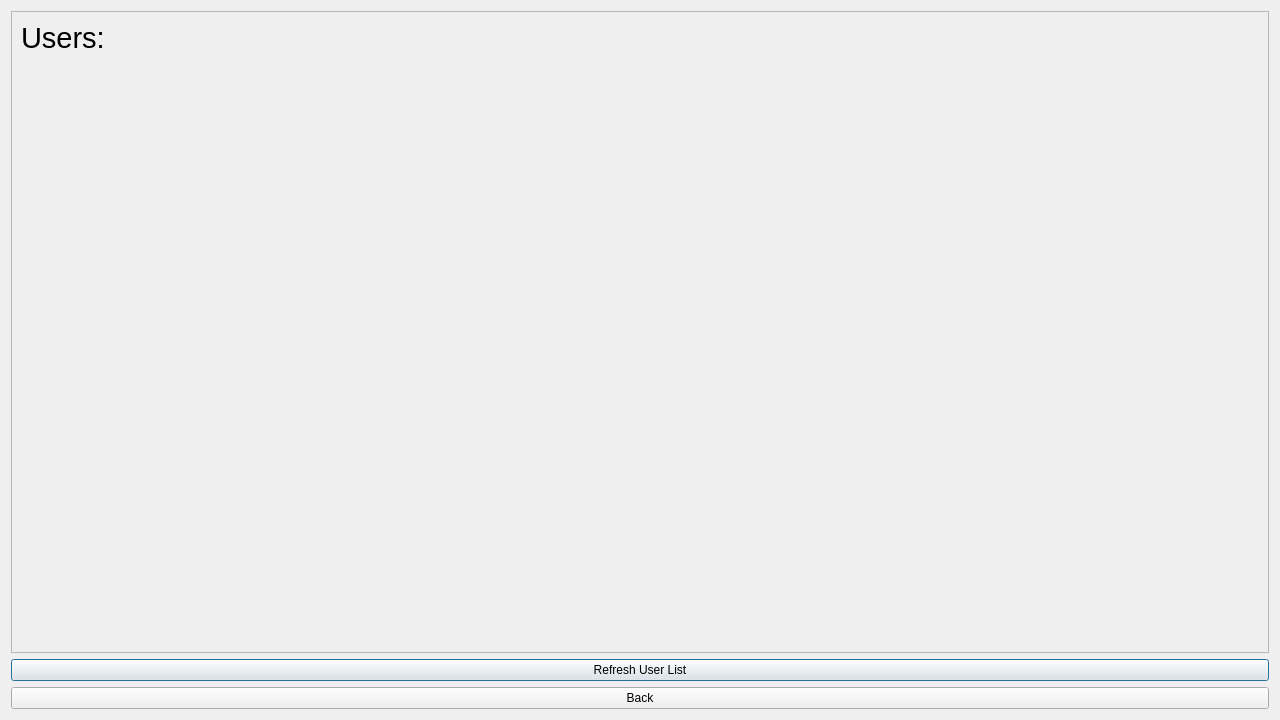
Before: the Qt Designer form Ds_project/listusers.ui in mohamed-khalid-gamal/Ds_Project, drawn with Qt 5.
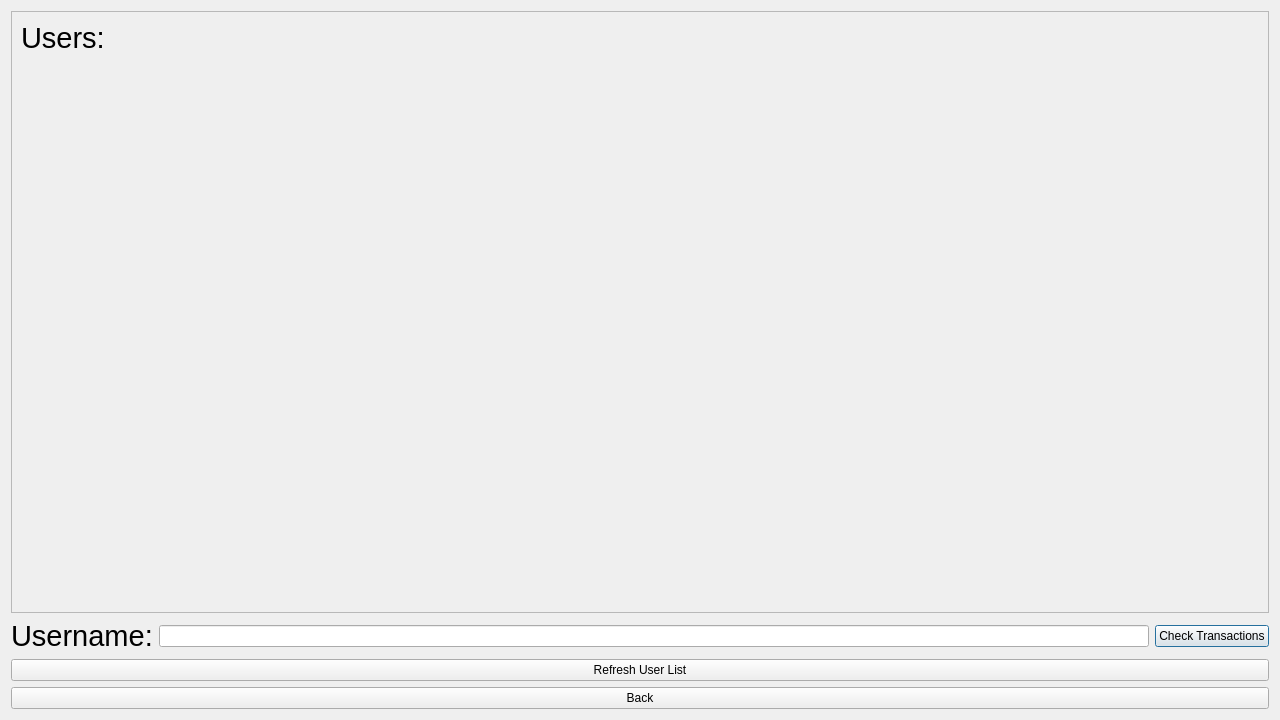
After: the same form once the commit is applied.

Commit message: GUI: Transaction History fully Functional, Admin fully works.

The edit to the form file:
```diff
--- a/Ds_project/listusers.ui
+++ b/Ds_project/listusers.ui
@@ -28,7 +28,7 @@
         <x>0</x>
         <y>0</y>
         <width>1260</width>
-        <height>634</height>
+        <height>588</height>
        </rect>
       </property>
       <layout class="QVBoxLayout" name="verticalLayout">
@@ -48,6 +48,32 @@
      </widget>
     </widget>
    </item>
+   <item>
+    <layout class="QHBoxLayout" name="horizontalLayout">
+     <item>
+      <widget class="QLabel" name="label_2">
+       <property name="font">
+        <font>
+         <pointsize>22</pointsize>
+        </font>
+       </property>
+       <property name="text">
+        <string>Username:</string>
+       </property>
+      </widget>
+     </item>
+     <item>
+      <widget class="QLineEdit" name="lineEdit"/>
+     </item>
+     <item>
+      <widget class="QPushButton" name="pushButton_3">
+       <property name="text">
+        <string>Check Transactions</string>
+       </property>
+      </widget>
+     </item>
+    </layout>
+   </item>
    <item>
     <widget class="QPushButton" name="pushButton_2">
      <property name="text">
```
The commit also changes 13 other files.
